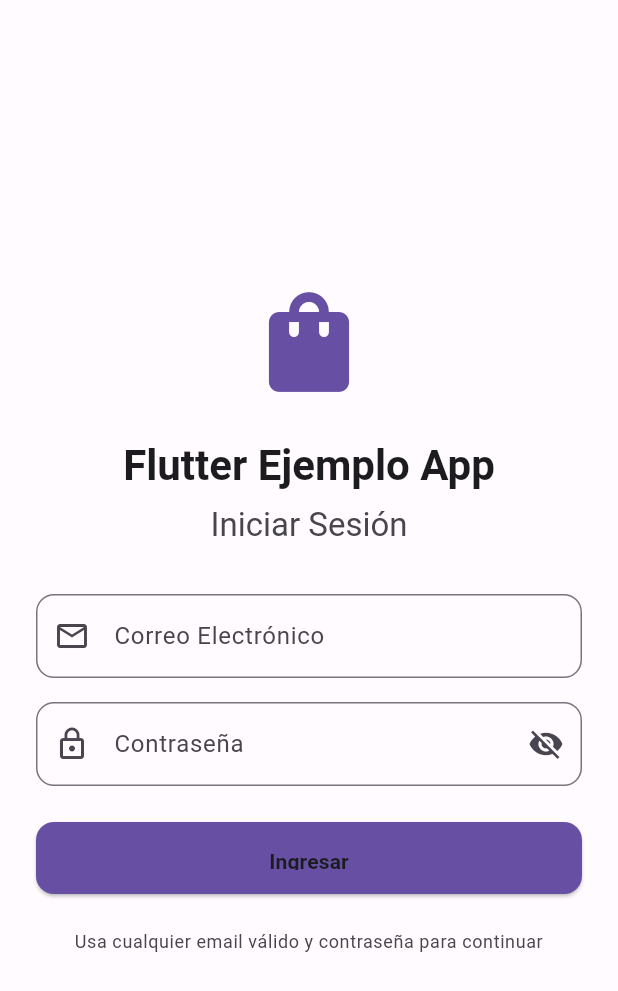
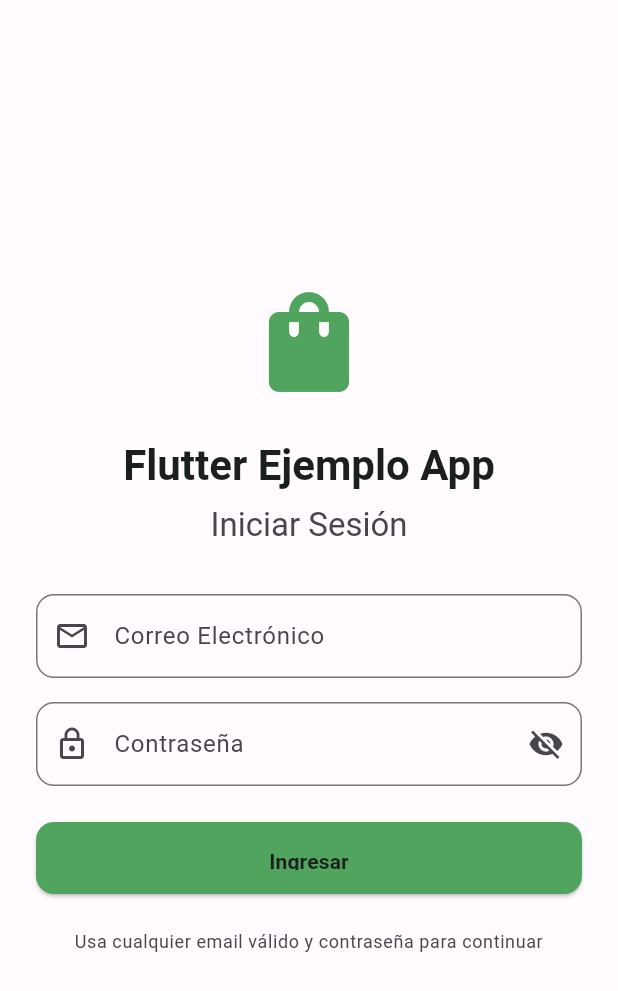
Before and after one commit to leoromerbric/flutter_application_1, a Flutter app: the screen it shows after launch, on a phone screen of 412 x 824 dp. Shown: the top 991 px of the screen. Run offline on Flutter 3.47's test engine with Material 3 defaults, Android fonts, the phone set to English and light mode, and no system bars; accounts and stored records are empty.

Commit message:
ajustes de compatibilidad

```diff
--- a/lib/constants/app_theme.dart
+++ b/lib/constants/app_theme.dart
@@ -14,15 +14,15 @@ class AppTheme {
   /// Esquema de colores principal para el tema claro
   static const ColorScheme _lightColorScheme = ColorScheme(
     brightness: Brightness.light,
-    primary: Color(0xFF6750A4),
-    onPrimary: Color(0xFFFFFFFF),
-    primaryContainer: Color(0xFFEADDFF),
-    onPrimaryContainer: Color(0xFF21005D),
-    secondary: Color(0xFF625B71),
-    onSecondary: Color(0xFFFFFFFF),
-    secondaryContainer: Color(0xFFE8DEF8),
-    onSecondaryContainer: Color(0xFF1D192B),
-    tertiary: Color(0xFF7D5260),
+    primary: Color.fromARGB(255, 80, 164, 94),
+    onPrimary: Color.fromARGB(255, 255, 255, 255),
+    primaryContainer: Color.fromARGB(255, 221, 255, 222),
+    onPrimaryContainer: Color.fromARGB(255, 0, 93, 51),
+    secondary: Color.fromARGB(255, 91, 113, 104),
+    onSecondary: Color.fromARGB(255, 255, 255, 255),
+    secondaryContainer: Color.fromARGB(255, 222, 248, 230),
+    onSecondaryContainer: Color.fromARGB(255, 25, 43, 31),
+    tertiary: Color.fromARGB(255, 82, 125, 85),
     onTertiary: Color(0xFFFFFFFF),
     tertiaryContainer: Color(0xFFFFD8E4),
     onTertiaryContainer: Color(0xFF31111D),
@@ -33,29 +33,29 @@ class AppTheme {
     background: Color(0xFFFFFBFE),
     onBackground: Color(0xFF1C1B1F),
     surface: Color(0xFFFFFBFE),
-    onSurface: Color(0xFF1C1B1F),
+    onSurface: Color.fromARGB(255, 27, 31, 29),
     surfaceVariant: Color(0xFFE7E0EC),
     onSurfaceVariant: Color(0xFF49454F),
     outline: Color(0xFF79747E),
     outlineVariant: Color(0xFFCAC4D0),
     shadow: Color(0xFF000000),
     scrim: Color(0xFF000000),
-    inverseSurface: Color(0xFF313033),
-    inverseOnSurface: Color(0xFFF4EFF4),
+    inverseSurface: Color.fromARGB(255, 48, 51, 48),
+    onInverseSurface: Color(0xFFF4EFF4),
     inversePrimary: Color(0xFFD0BCFF),
-    surfaceTint: Color(0xFF6750A4),
+    surfaceTint: Color.fromARGB(255, 80, 164, 102),
   );
 
   /// Esquema de colores para el tema oscuro
   static const ColorScheme _darkColorScheme = ColorScheme(
     brightness: Brightness.dark,
     primary: Color(0xFFD0BCFF),
-    onPrimary: Color(0xFF381E72),
-    primaryContainer: Color(0xFF4F378B),
+    onPrimary: Color.fromARGB(255, 17, 81, 55),
+    primaryContainer: Color.fromARGB(255, 55, 139, 93),
     onPrimaryContainer: Color(0xFFEADDFF),
     secondary: Color(0xFFCCC2DC),
-    onSecondary: Color(0xFF332D41),
-    secondaryContainer: Color(0xFF4A4458),
+    onSecondary: Color.fromARGB(255, 45, 65, 54),
+    secondaryContainer: Color.fromARGB(255, 68, 88, 77),
     onSecondaryContainer: Color(0xFFE8DEF8),
     tertiary: Color(0xFFEFB8C8),
     onTertiary: Color(0xFF492532),
@@ -76,9 +76,9 @@ class AppTheme {
     shadow: Color(0xFF000000),
     scrim: Color(0xFF000000),
     inverseSurface: Color(0xFFE6E1E5),
-    inverseOnSurface: Color(0xFF313033),
-    inversePrimary: Color(0xFF6750A4),
-    surfaceTint: Color(0xFFD0BCFF),
+    onInverseSurface: Color(0xFF313033),
+    inversePrimary: Color.fromARGB(255, 80, 164, 100),
+    surfaceTint: Color.fromARGB(255, 188, 255, 210),
   );
 
   /// Tema claro de la aplicación con Material 3
@@ -90,13 +90,11 @@ class AppTheme {
         elevation: 0,
         centerTitle: true,
         backgroundColor: Colors.transparent,
-        foregroundColor: Color(0xFF1C1B1F),
+        foregroundColor: Color.fromARGB(255, 27, 31, 27),
       ),
-      cardTheme: CardTheme(
+      cardTheme: CardThemeData(
         elevation: 1,
-        shape: RoundedRectangleBorder(
-          borderRadius: BorderRadius.circular(12),
-        ),
+        shape: RoundedRectangleBorder(borderRadius: BorderRadius.circular(12)),
       ),
       elevatedButtonTheme: ElevatedButtonThemeData(
         style: ElevatedButton.styleFrom(
@@ -107,11 +105,12 @@ class AppTheme {
         ),
       ),
       inputDecorationTheme: InputDecorationTheme(
-        border: OutlineInputBorder(
-          borderRadius: BorderRadius.circular(12),
+        border: OutlineInputBorder(borderRadius: BorderRadius.circular(12)),
+        filled: true,
+        contentPadding: const EdgeInsets.symmetric(
+          vertical: 16,
+          horizontal: 16,
         ),
-        filled: true,
-        contentPadding: const EdgeInsets.symmetric(vertical: 16, horizontal: 16),
       ),
       navigationBarTheme: NavigationBarThemeData(
         labelTextStyle: MaterialStateProperty.all(
@@ -132,11 +131,9 @@ class AppTheme {
         backgroundColor: Colors.transparent,
         foregroundColor: Color(0xFFE6E1E5),
       ),
-      cardTheme: CardTheme(
+      cardTheme: CardThemeData(
         elevation: 1,
-        shape: RoundedRectangleBorder(
-          borderRadius: BorderRadius.circular(12),
-        ),
+        shape: RoundedRectangleBorder(borderRadius: BorderRadius.circular(12)),
       ),
       elevatedButtonTheme: ElevatedButtonThemeData(
         style: ElevatedButton.styleFrom(
@@ -147,11 +144,12 @@ class AppTheme {
         ),
       ),
       inputDecorationTheme: InputDecorationTheme(
-        border: OutlineInputBorder(
-          borderRadius: BorderRadius.circular(12),
+        border: OutlineInputBorder(borderRadius: BorderRadius.circular(12)),
+        filled: true,
+        contentPadding: const EdgeInsets.symmetric(
+          vertical: 16,
+          horizontal: 16,
         ),
-        filled: true,
-        contentPadding: const EdgeInsets.symmetric(vertical: 16, horizontal: 16),
       ),
       navigationBarTheme: NavigationBarThemeData(
         labelTextStyle: MaterialStateProperty.all(
--- a/pubspec.yaml
+++ b/pubspec.yaml
@@ -13,7 +13,7 @@ dependencies:
 dev_dependencies:
   flutter_test:
     sdk: flutter
-  flutter_lints: ^5.0.0
+  flutter_lints: ^6.0.0
 
 flutter:
   uses-material-design: true
```
Also changed, not shown: lib/screens/product_catalog_screen.dart (+18 -39 lines), pubspec.lock.
